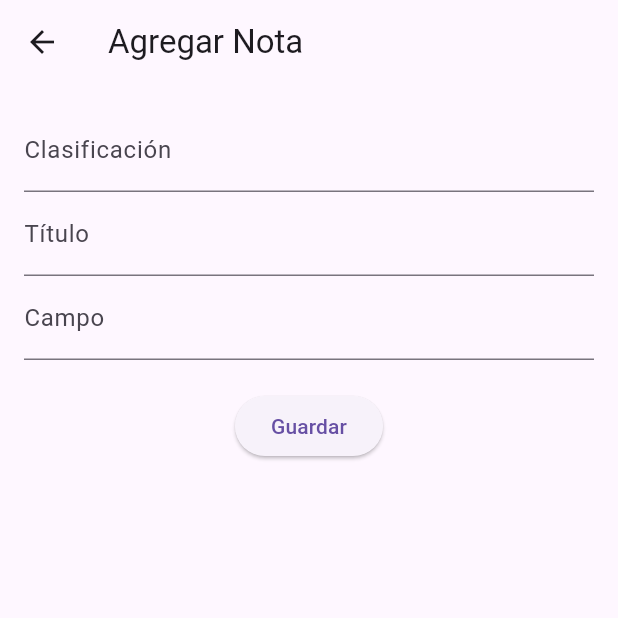
After one commit to Celot1979/lapiz, a Flutter app: the AddNota screen opened directly, on a phone screen of 412 x 824 dp, the top half of it. The commit adds this screen. Run offline on Flutter 3.47's test engine with Material 3 defaults, Android fonts, the phone set to English and light mode, and no system bars; our stand-ins replace cloud_firestore, curved_navigation_bar, firebase_auth, firebase_core, google_sign_in; accounts and stored records are empty.

Commit message:
Guardar notas

```diff
--- /dev/null
+++ b/lib/pages/add_nota.dart
@@ -0,0 +1,89 @@
+import 'package:flutter/material.dart';
+import 'package:pencil/services/firebase_servicie.dart';
+ // Asegúrate de importar el servicio de Firebase
+
+class AddNota extends StatefulWidget {
+  @override
+  _AddNotaState createState() => _AddNotaState();
+}
+
+class _AddNotaState extends State<AddNota> {
+  String _clasificacion = '';
+  String _titulo = '';
+  String _campo = '';
+
+  // Getters y Setters
+  String get clasificacion => _clasificacion;
+  set clasificacion(String value) {
+    setState(() {
+      _clasificacion = value;
+    });
+  }
+
+  String get titulo => _titulo;
+  set titulo(String value) {
+    setState(() {
+      _titulo = value;
+    });
+  }
+
+  String get campo => _campo;
+  set campo(String value) {
+    setState(() {
+      _campo = value;
+    });
+  }
+
+  void _guardarNota() async {
+    // Crear un mapa con la información de la nota
+    Map<String, dynamic> nota = {
+      'clasificacion': clasificacion,
+      'titulo': titulo,
+      'campo': campo, // Asumiendo que 'campo' es el contenido de la nota
+    };
+
+    // Llama al método addNota de firebase_service.dart
+    await FirebaseService().addNota(nota);
+
+    // Limpiar los campos de texto
+    clasificacion = '';
+    titulo = '';
+    campo = '';
+
+    // Navegar de regreso a la página notas.dart
+    Navigator.pop(context);
+  }
+
+  @override
+  Widget build(BuildContext context) {
+    return Scaffold(
+      appBar: AppBar(
+        title: Text('Agregar Nota'),
+      ),
+      body: Padding(
+        padding: const EdgeInsets.all(16.0),
+        child: Column(
+          children: [
+            TextField(
+              decoration: InputDecoration(labelText: 'Clasificación'),
+              onChanged: (value) => clasificacion = value,
+            ),
+            TextField(
+              decoration: InputDecoration(labelText: 'Título'),
+              onChanged: (value) => titulo = value,
+            ),
+            TextField(
+              decoration: InputDecoration(labelText: 'Campo'),
+              onChanged: (value) => campo = value,
+            ),
+            SizedBox(height: 20),
+            ElevatedButton(
+              onPressed: _guardarNota, // Llama al método para guardar la nota
+              child: Text('Guardar'),
+            ),
+          ],
+        ),
+      ),
+    );
+  }
+}
```
Also changed, not shown: lib/pages/notas.dart (+5 -4 lines), lib/services/firebase_servicie.dart (+8 -2 lines), img/logo_princiapl.png (added).
